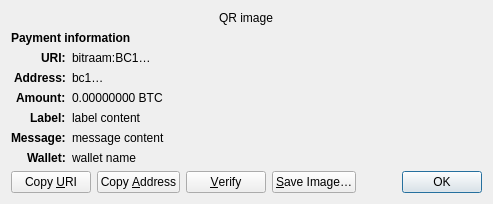
The window that src/qt/forms/receiverequestdialog.ui (BitRaam/BitRaamSourceCodeVer5-2025) describes before a commit, drawn with Qt 5.
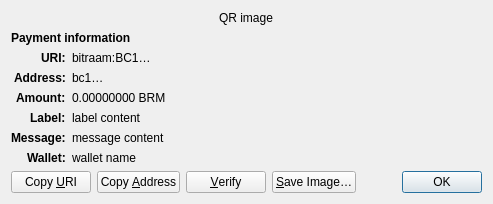
The same window after the commit. Custom widgets are drawn as their Qt base class.

Patch:
```diff
--- a/src/qt/forms/receiverequestdialog.ui
+++ b/src/qt/forms/receiverequestdialog.ui
@@ -126,7 +126,7 @@
    <item row="4" column="1" alignment="Qt::AlignTop">
     <widget class="QLabel" name="amount_content">
      <property name="text">
-      <string notr="true">0.00000000 BTC</string>
+      <string notr="true">0.00000000 BRM</string>
      </property>
      <property name="textFormat">
       <enum>Qt::PlainText</enum>
```
